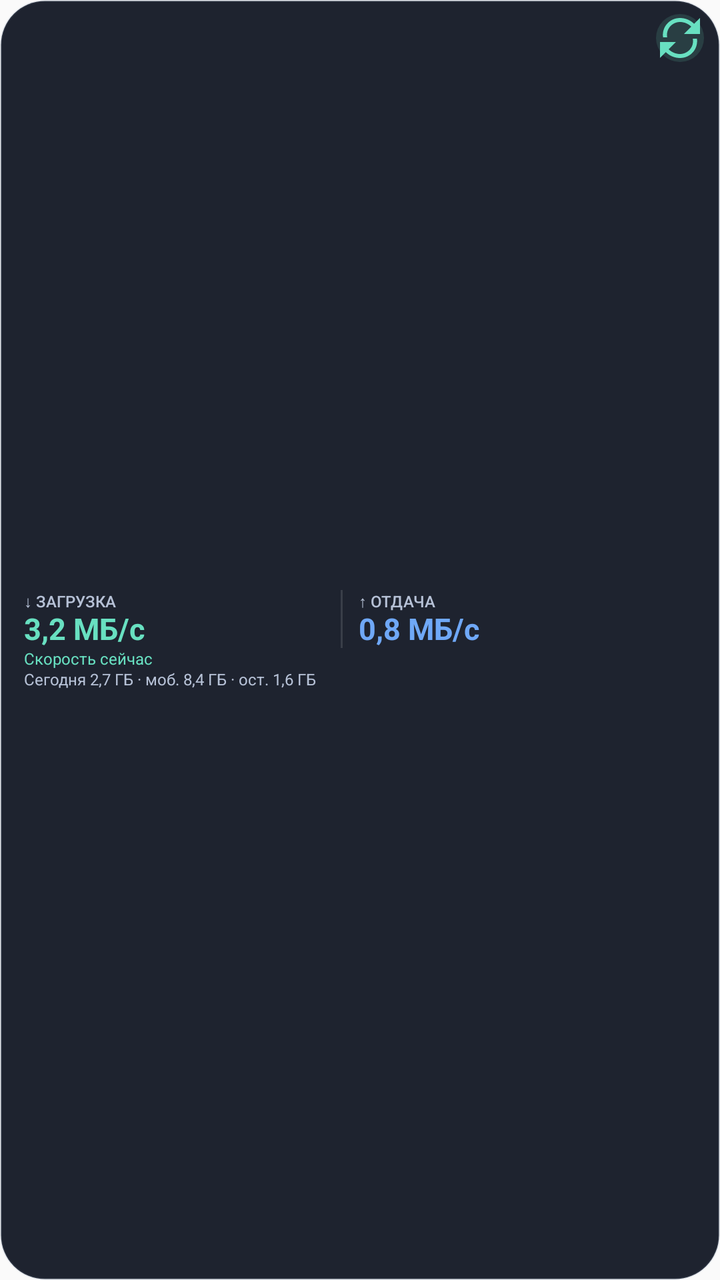
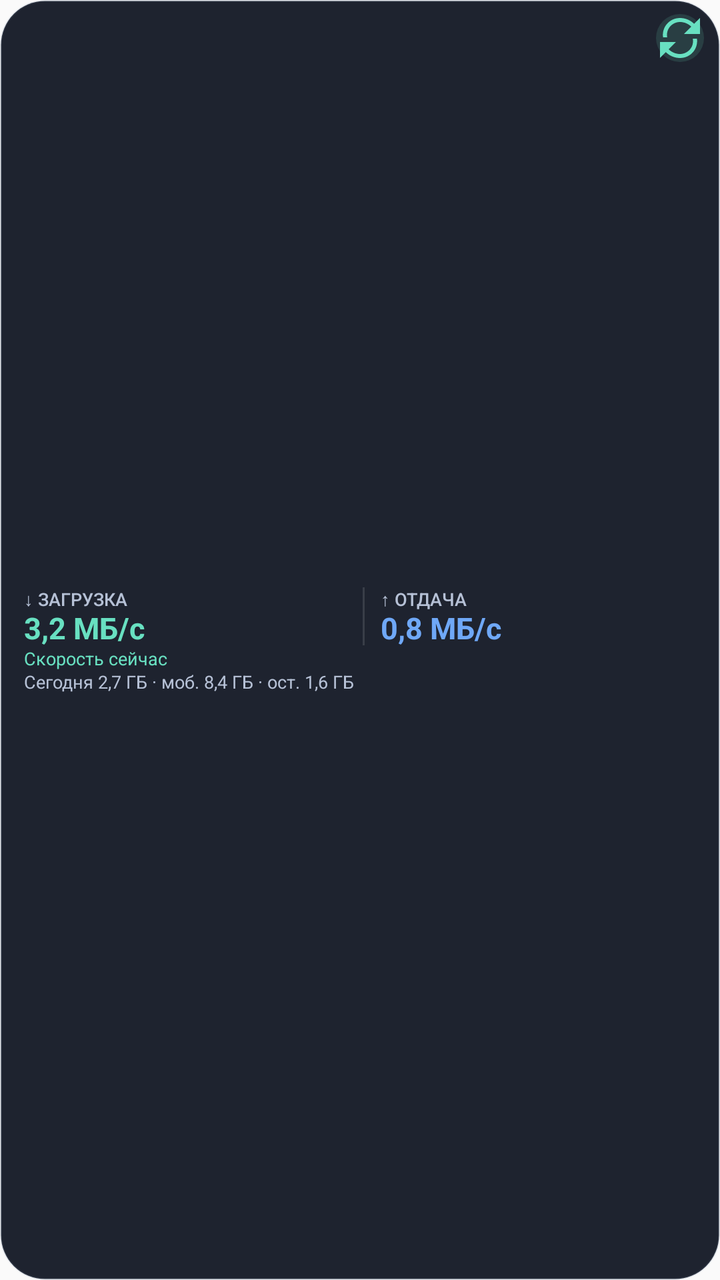

Screens rendered from an Android XML layout before and after an edit, with the pre-edit source and the edit as a unified diff.
<!-- AndroidManifest.xml: application theme Theme.App_monitoring -->
<!-- res/layout/widget_compact_speed.xml -->
<?xml version="1.0" encoding="utf-8"?>
<FrameLayout xmlns:android="http://schemas.android.com/apk/res/android"
    android:id="@+id/widget_root"
    android:layout_width="match_parent"
    android:layout_height="match_parent"
    android:background="@drawable/widget_background"
    android:paddingStart="12dp"
    android:paddingTop="7dp"
    android:paddingEnd="8dp"
    android:paddingBottom="7dp">

    <LinearLayout
        android:layout_width="match_parent"
        android:layout_height="match_parent"
        android:paddingEnd="22dp"
        android:gravity="center_vertical"
        android:orientation="vertical">

        <LinearLayout
            android:layout_width="match_parent"
            android:layout_height="wrap_content"
            android:gravity="center_vertical"
            android:orientation="horizontal">

            <LinearLayout
                android:layout_width="0dp"
                android:layout_height="wrap_content"
                android:layout_weight="1"
                android:orientation="vertical">
                <TextView
                    style="@style/WidgetLabel"
                    android:text="↓ ЗАГРУЗКА" />
                <TextView
                    android:id="@+id/compact_speed_download"
                    style="@style/WidgetValue"
                    android:text="3,2 МБ/с"
                    android:textColor="@color/widget_accent"
                    android:textSize="15sp" />
            </LinearLayout>

            <ImageView
                android:layout_width="1dp"
                android:layout_height="29dp"
                android:layout_marginHorizontal="8dp"
                android:background="@drawable/widget_divider_vertical"
                android:contentDescription="@null" />

            <LinearLayout
                android:layout_width="0dp"
                android:layout_height="wrap_content"
                android:layout_weight="1"
                android:orientation="vertical">
                <TextView
                    style="@style/WidgetLabel"
                    android:text="↑ ОТДАЧА" />
                <TextView
                    android:id="@+id/compact_speed_upload"
                    style="@style/WidgetValue"
                    android:text="0,8 МБ/с"
                    android:textColor="@color/widget_blue"
                    android:textSize="15sp" />
            </LinearLayout>
        </LinearLayout>

        <TextView
            android:id="@+id/compact_speed_status"
            style="@style/WidgetMeta"
            android:layout_marginTop="1dp"
            android:text="Скорость сейчас"
            android:textColor="@color/widget_accent" />

        <TextView
            android:id="@+id/compact_speed_total"
            style="@style/WidgetMeta"
            android:layout_marginTop="1dp"
            android:text="Сегодня 2,7 ГБ · моб. 8,4 ГБ · ост. 1,6 ГБ" />
    </LinearLayout>

    <ImageButton
        android:id="@+id/widget_refresh"
        android:layout_width="24dp"
        android:layout_height="24dp"
        android:layout_gravity="top|end"
        android:background="@drawable/widget_refresh_background"
        android:contentDescription="@string/widget_refresh"
        android:padding="6dp"
        android:src="@drawable/ic_widget_refresh"
        android:tint="@color/widget_accent" />
</FrameLayout>
<!-- resources referenced by this layout -->
<resources>
  <color name="widget_accent">#FF68E0C1</color>
  <color name="widget_blue">#FF6FA8F7</color>
  <!-- drawable ic_widget_refresh (drawable) -->
  <?xml version="1.0" encoding="utf-8"?>
  <vector xmlns:android="http://schemas.android.com/apk/res/android"
      android:width="24dp"
      android:height="24dp"
      android:viewportWidth="24"
      android:viewportHeight="24">
      <path
          android:fillColor="#FFFFFFFF"
          android:pathData="M17.65,6.35C16.2,4.9 14.21,4 12,4c-4.09,0 -7.19,3.72 -6.39,7.69l-2.08,0C2.78,6.58 6.72,2 12,2c2.76,0 5.26,1.12 7.07,2.93L22,2l0,8 -8,0 3.65,-3.65zM6.35,17.65C7.8,19.1 9.79,20 12,20c4.09,0 7.19,-3.72 6.39,-7.69l2.08,0C21.22,17.42 17.28,22 12,22c-2.76,0 -5.26,-1.12 -7.07,-2.93L2,22l0,-8 8,0 -3.65,3.65z" />
  </vector>
  <!-- drawable widget_background (drawable) -->
  <?xml version="1.0" encoding="utf-8"?>
  <shape xmlns:android="http://schemas.android.com/apk/res/android"
      android:shape="rectangle">
      <solid android:color="@color/widget_background" />
      <corners android:radius="22dp" />
      <stroke
          android:width="1dp"
          android:color="@color/widget_border" />
  </shape>
  <!-- drawable widget_divider_vertical (drawable) -->
  <?xml version="1.0" encoding="utf-8"?>
  <shape xmlns:android="http://schemas.android.com/apk/res/android"
      android:shape="rectangle">
      <solid android:color="@color/widget_divider" />
  </shape>
  <!-- drawable widget_refresh_background (drawable) -->
  <?xml version="1.0" encoding="utf-8"?>
  <shape xmlns:android="http://schemas.android.com/apk/res/android"
      android:shape="oval">
      <solid android:color="@color/widget_accent_surface" />
  </shape>
  <string name="widget_refresh">Обновить статистику</string>
  <style name="WidgetLabel">
          <item name="android:layout_width">wrap_content</item>
          <item name="android:layout_height">wrap_content</item>
          <item name="android:ellipsize">end</item>
          <item name="android:fontFamily">sans-serif-medium</item>
          <item name="android:includeFontPadding">false</item>
          <item name="android:maxLines">1</item>
          <item name="android:textColor">@color/widget_text_secondary</item>
          <item name="android:textSize">8sp</item>
      </style>
  <style name="WidgetMeta">
          <item name="android:layout_width">wrap_content</item>
          <item name="android:layout_height">wrap_content</item>
          <item name="android:ellipsize">end</item>
          <item name="android:includeFontPadding">false</item>
          <item name="android:maxLines">1</item>
          <item name="android:textColor">@color/widget_text_secondary</item>
          <item name="android:textSize">8sp</item>
      </style>
  <style name="WidgetValue">
          <item name="android:layout_width">wrap_content</item>
          <item name="android:layout_height">wrap_content</item>
          <item name="android:ellipsize">end</item>
          <item name="android:fontFamily">sans-serif</item>
          <item name="android:includeFontPadding">false</item>
          <item name="android:maxLines">1</item>
          <item name="android:textColor">@color/widget_text_primary</item>
          <item name="android:textSize">20sp</item>
          <item name="android:textStyle">bold</item>
      </style>
  <style name="Theme.App_monitoring" parent="android:Theme.Material.Light.NoActionBar" />
  <color name="widget_background">#F2121824</color>
  <color name="widget_border">#267C8AA5</color>
  <color name="widget_divider">#1FFFFFFF</color>
  <color name="widget_accent_surface">#2468E0C1</color>
  <color name="widget_text_secondary">#FFB6C1D6</color>
  <color name="widget_text_primary">#FFF8FAFF</color>
</resources>

<!-- the commit's change to res/layout/widget_compact_speed.xml (unified diff, before → after) -->
@@ -12,7 +12,6 @@
     <LinearLayout
         android:layout_width="match_parent"
         android:layout_height="match_parent"
-        android:paddingEnd="22dp"
         android:gravity="center_vertical"
         android:orientation="vertical">
 
<!-- resource entries referenced after the edit -->
@@ -44,7 +44,7 @@
           <item name="android:includeFontPadding">false</item>
           <item name="android:maxLines">1</item>
           <item name="android:textColor">@color/widget_text_secondary</item>
-          <item name="android:textSize">8sp</item>
+          <item name="android:textSize">9sp</item>
       </style>
   <style name="WidgetMeta">
           <item name="android:layout_width">wrap_content</item>
@@ -53,7 +53,7 @@
           <item name="android:includeFontPadding">false</item>
           <item name="android:maxLines">1</item>
           <item name="android:textColor">@color/widget_text_secondary</item>
-          <item name="android:textSize">8sp</item>
+          <item name="android:textSize">9sp</item>
       </style>
   <style name="WidgetValue">
           <item name="android:layout_width">wrap_content</item>
